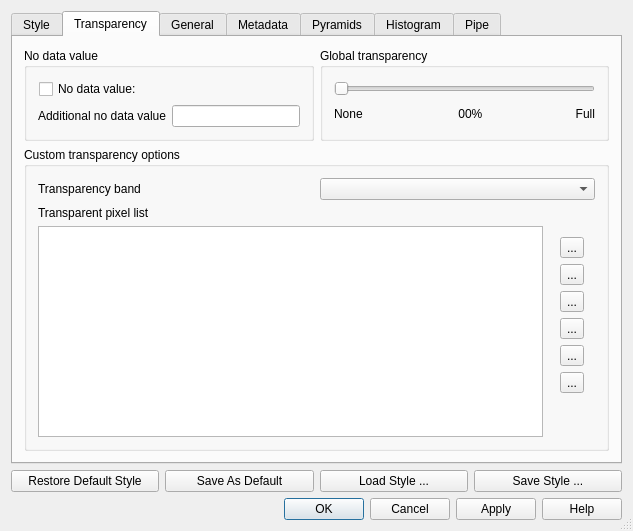
Above: src/ui/qgsrasterlayerpropertiesbase.ui from qgis/QGIS before the change. Below: the same form after it.
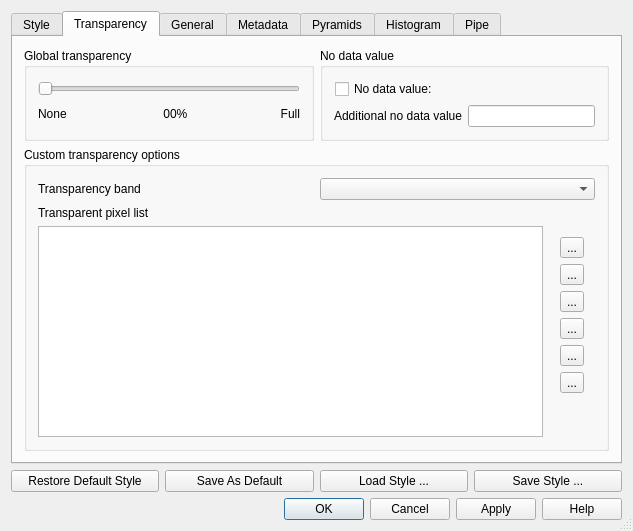
That is the form after the change. The open tabs and pages were chosen to show the change. Icons and pictures are not drawn. Custom widgets are drawn as their Qt base class.

Commit message: fixed accidentally swapped transparency group boxes

```diff
--- a/src/ui/qgsrasterlayerpropertiesbase.ui
+++ b/src/ui/qgsrasterlayerpropertiesbase.ui
@@ -251,69 +251,6 @@
       <layout class="QVBoxLayout" name="verticalLayout_3">
        <item>
         <layout class="QHBoxLayout" name="horizontalLayout_4">
-         <item>
-          <widget class="QGroupBox" name="gboxNoDataValue">
-           <property name="title">
-            <string>No data value</string>
-           </property>
-           <layout class="QGridLayout" name="gridLayout_7">
-            <item row="0" column="0">
-             <layout class="QHBoxLayout" name="horizontalLayout_5">
-              <property name="leftMargin">
-               <number>1</number>
-              </property>
-              <item>
-               <widget class="QCheckBox" name="mSrcNoDataValueCheckBox">
-                <property name="toolTip">
-                 <string>Use original source no data value.</string>
-                </property>
-                <property name="text">
-                 <string>No data value:</string>
-                </property>
-               </widget>
-              </item>
-              <item>
-               <widget class="QLabel" name="lblSrcNoDataValue">
-                <property name="sizePolicy">
-                 <sizepolicy hsizetype="Expanding" vsizetype="Preferred">
-                  <horstretch>0</horstretch>
-                  <verstretch>0</verstretch>
-                 </sizepolicy>
-                </property>
-                <property name="toolTip">
-                 <string>Original data source no data value, if exists.</string>
-                </property>
-                <property name="text">
-                 <string>&lt;src no data value&gt;</string>
-                </property>
-               </widget>
-              </item>
-             </layout>
-            </item>
-            <item row="1" column="0">
-             <layout class="QHBoxLayout" name="horizontalLayout_6">
-              <item>
-               <widget class="QLabel" name="lblUserNoDataValueLabel">
-                <property name="toolTip">
-                 <string>Additional user defined no data value.</string>
-                </property>
-                <property name="text">
-                 <string>Additional no data value</string>
-                </property>
-               </widget>
-              </item>
-              <item>
-               <widget class="QLineEdit" name="leNoDataValue">
-                <property name="toolTip">
-                 <string>Additional user defined no data value.</string>
-                </property>
-               </widget>
-              </item>
-             </layout>
-            </item>
-           </layout>
-          </widget>
-         </item>
          <item>
           <widget class="QGroupBox" name="groupBox_4">
            <property name="title">
@@ -395,6 +332,69 @@
            </layout>
           </widget>
          </item>
+         <item>
+          <widget class="QGroupBox" name="gboxNoDataValue">
+           <property name="title">
+            <string>No data value</string>
+           </property>
+           <layout class="QGridLayout" name="gridLayout_7">
+            <item row="0" column="0">
+             <layout class="QHBoxLayout" name="horizontalLayout_5">
+              <property name="leftMargin">
+               <number>1</number>
+              </property>
+              <item>
+               <widget class="QCheckBox" name="mSrcNoDataValueCheckBox">
+                <property name="toolTip">
+                 <string>Use original source no data value.</string>
+                </property>
+                <property name="text">
+                 <string>No data value:</string>
+                </property>
+               </widget>
+              </item>
+              <item>
+               <widget class="QLabel" name="lblSrcNoDataValue">
+                <property name="sizePolicy">
+                 <sizepolicy hsizetype="Expanding" vsizetype="Preferred">
+                  <horstretch>0</horstretch>
+                  <verstretch>0</verstretch>
+                 </sizepolicy>
+                </property>
+                <property name="toolTip">
+                 <string>Original data source no data value, if exists.</string>
+                </property>
+                <property name="text">
+                 <string>&lt;src no data value&gt;</string>
+                </property>
+               </widget>
+              </item>
+             </layout>
+            </item>
+            <item row="1" column="0">
+             <layout class="QHBoxLayout" name="horizontalLayout_6">
+              <item>
+               <widget class="QLabel" name="lblUserNoDataValueLabel">
+                <property name="toolTip">
+                 <string>Additional user defined no data value.</string>
+                </property>
+                <property name="text">
+                 <string>Additional no data value</string>
+                </property>
+               </widget>
+              </item>
+              <item>
+               <widget class="QLineEdit" name="leNoDataValue">
+                <property name="toolTip">
+                 <string>Additional user defined no data value.</string>
+                </property>
+               </widget>
+              </item>
+             </layout>
+            </item>
+           </layout>
+          </widget>
+         </item>
         </layout>
        </item>
        <item>
```
Left out of the diff: 2 changed lines with no effect on the pictures.
